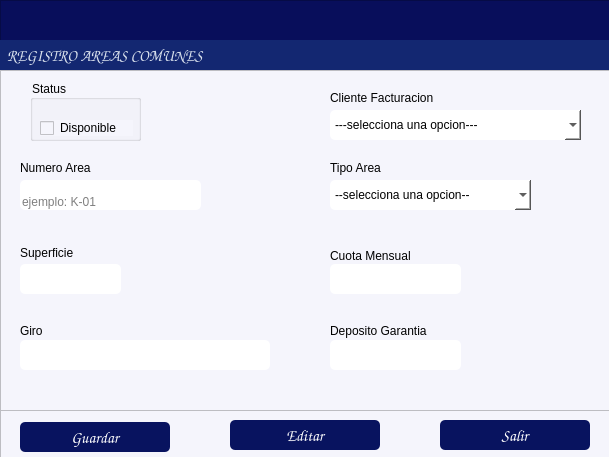
Above: gui/formAreasComunes.ui from alucard8130/app_gest_adm.v1_exe before the change. Below: the same form after it.
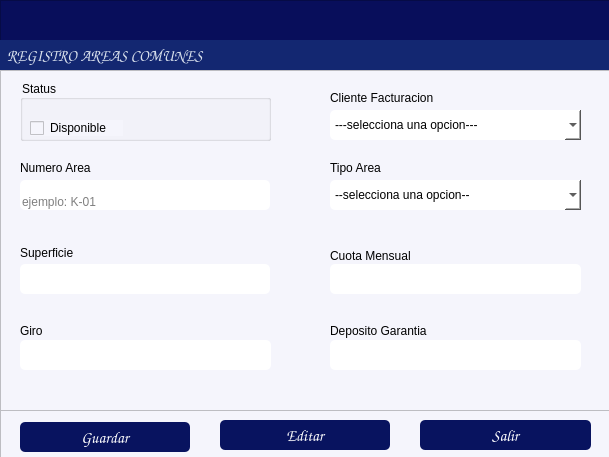
That is the form after the change. Icons and pictures are not drawn.

The edit to the form file:
```diff
--- a/gui/formAreasComunes.ui
+++ b/gui/formAreasComunes.ui
@@ -103,7 +103,7 @@
      <rect>
       <x>20</x>
       <y>110</y>
-      <width>181</width>
+      <width>250</width>
       <height>30</height>
      </rect>
     </property>
@@ -153,9 +153,9 @@
    <widget class="QGroupBox" name="groupBoxStatus">
     <property name="geometry">
      <rect>
-      <x>30</x>
+      <x>20</x>
       <y>10</y>
-      <width>111</width>
+      <width>251</width>
       <height>61</height>
      </rect>
     </property>
@@ -226,7 +226,7 @@
      <rect>
       <x>20</x>
       <y>194</y>
-      <width>101</width>
+      <width>250</width>
       <height>30</height>
      </rect>
     </property>
@@ -244,7 +244,7 @@
      <rect>
       <x>330</x>
       <y>194</y>
-      <width>131</width>
+      <width>251</width>
       <height>30</height>
      </rect>
     </property>
@@ -261,7 +261,7 @@
      <rect>
       <x>20</x>
       <y>270</y>
-      <width>250</width>
+      <width>251</width>
       <height>30</height>
      </rect>
     </property>
@@ -304,7 +304,7 @@
      <rect>
       <x>330</x>
       <y>110</y>
-      <width>201</width>
+      <width>251</width>
       <height>30</height>
      </rect>
     </property>
@@ -368,7 +368,7 @@
      <rect>
       <x>330</x>
       <y>270</y>
-      <width>131</width>
+      <width>251</width>
       <height>30</height>
      </rect>
     </property>
@@ -430,16 +430,10 @@
      <rect>
       <x>20</x>
       <y>12</y>
-      <width>150</width>
+      <width>170</width>
       <height>30</height>
      </rect>
     </property>
-    <property name="maximumSize">
-     <size>
-      <width>150</width>
-      <height>100</height>
-     </size>
-    </property>
     <property name="font">
      <font>
       <family>Comic Sans MS</family>
@@ -479,18 +473,12 @@
    <widget class="QPushButton" name="btnEditar">
     <property name="geometry">
      <rect>
-      <x>230</x>
+      <x>220</x>
       <y>10</y>
-      <width>150</width>
+      <width>170</width>
       <height>30</height>
      </rect>
     </property>
-    <property name="maximumSize">
-     <size>
-      <width>150</width>
-      <height>100</height>
-     </size>
-    </property>
     <property name="font">
      <font>
       <family>Comic Sans MS</family>
@@ -530,18 +518,12 @@
    <widget class="QPushButton" name="btnSalir">
     <property name="geometry">
      <rect>
-      <x>440</x>
+      <x>420</x>
       <y>10</y>
-      <width>150</width>
+      <width>171</width>
       <height>30</height>
      </rect>
     </property>
-    <property name="maximumSize">
-     <size>
-      <width>150</width>
-      <height>100</height>
-     </size>
-    </property>
     <property name="font">
      <font>
       <family>Comic Sans MS</family>
```
